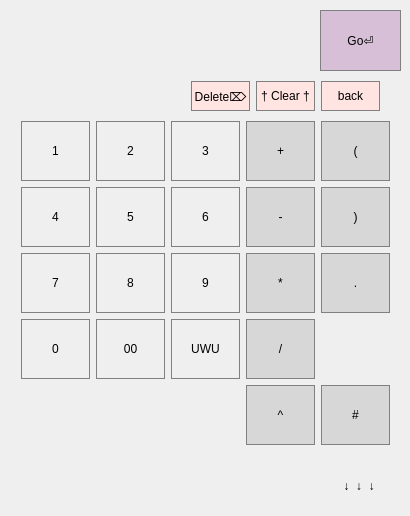
Above: SummerWar/clalc.ui from sanakubi/StudentCpp before the change. Below: the same form after it.
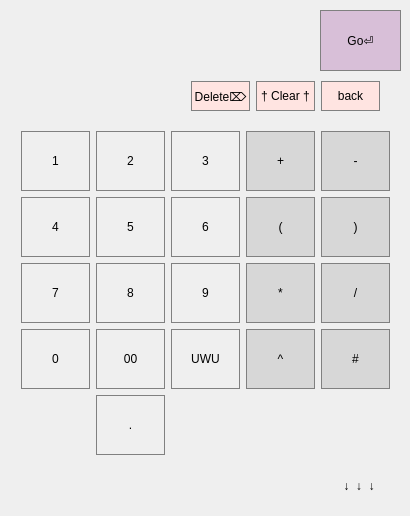
That is the form after the change. Icons and pictures are not drawn.

Commit message: НЕ ГОТОВО ЕЩЕ!!!

What changed in the file:
```diff
--- a/SummerWar/clalc.ui
+++ b/SummerWar/clalc.ui
@@ -39,7 +39,7 @@
     <property name="geometry">
      <rect>
       <x>10</x>
-      <y>110</y>
+      <y>120</y>
       <width>391</width>
       <height>371</height>
      </rect>
@@ -139,29 +139,6 @@
        </property>
       </widget>
      </item>
-     <item row="3" column="3">
-      <widget class="QPushButton" name="butt_division">
-       <property name="minimumSize">
-        <size>
-         <width>40</width>
-         <height>60</height>
-        </size>
-       </property>
-       <property name="styleSheet">
-        <string notr="true">QPushButton {
-  background-color: rgb(215, 215, 215);
-  border: 1px solid gray;
-}
-QPushButton:pressed {
-    background-color: qlineargradient(x1: 0, y1: 0, x2: 0, y2: 1,
-                                      stop: 0 #FFF0F5, stop: 1 #D7D7D7);
-}</string>
-       </property>
-       <property name="text">
-        <string>/</string>
-       </property>
-      </widget>
-     </item>
      <item row="1" column="1">
       <widget class="QPushButton" name="numbutt_5">
        <property name="minimumSize">
@@ -184,29 +161,6 @@
        </property>
       </widget>
      </item>
-     <item row="4" column="3">
-      <widget class="QPushButton" name="step">
-       <property name="minimumSize">
-        <size>
-         <width>40</width>
-         <height>60</height>
-        </size>
-       </property>
-       <property name="styleSheet">
-        <string notr="true">QPushButton {
-  background-color: rgb(215, 215, 215);
-  border: 1px solid gray;
-}
-QPushButton:pressed {
-    background-color: qlineargradient(x1: 0, y1: 0, x2: 0, y2: 1,
-                                      stop: 0 #FFF0F5, stop: 1 #D7D7D7);
-}</string>
-       </property>
-       <property name="text">
-        <string>^</string>
-       </property>
-      </widget>
-     </item>
      <item row="1" column="2">
       <widget class="QPushButton" name="numbutt_6">
        <property name="minimumSize">
@@ -319,29 +273,6 @@
        </property>
       </widget>
      </item>
-     <item row="1" column="3">
-      <widget class="QPushButton" name="butt_minus">
-       <property name="minimumSize">
-        <size>
-         <width>40</width>
-         <height>60</height>
-        </size>
-       </property>
-       <property name="styleSheet">
-        <string notr="true">QPushButton {
-  background-color: rgb(215, 215, 215);
-  border: 1px solid gray;
-}
-QPushButton:pressed {
-    background-color: qlineargradient(x1: 0, y1: 0, x2: 0, y2: 1,
-                                      stop: 0 #FFF0F5, stop: 1 #D7D7D7);
-}</string>
-       </property>
-       <property name="text">
-        <string>-</string>
-       </property>
-      </widget>
-     </item>
      <item row="0" column="2">
       <widget class="QPushButton" name="numbutt_3">
        <property name="minimumSize">
@@ -395,7 +326,7 @@
      <item row="0" column="4">
       <layout class="QVBoxLayout" name="verticalLayout_2">
        <item>
-        <widget class="QPushButton" name="OpenSk">
+        <widget class="QPushButton" name="butt_minus">
          <property name="minimumSize">
           <size>
            <width>40</width>
@@ -413,7 +344,7 @@
 }</string>
          </property>
          <property name="text">
-          <string>(</string>
+          <string>-</string>
          </property>
         </widget>
        </item>
@@ -466,29 +397,6 @@
        </property>
       </widget>
      </item>
-     <item row="4" column="4">
-      <widget class="QPushButton" name="kor">
-       <property name="minimumSize">
-        <size>
-         <width>40</width>
-         <height>60</height>
-        </size>
-       </property>
-       <property name="styleSheet">
-        <string notr="true">QPushButton {
-  background-color: rgb(215, 215, 215);
-  border: 1px solid gray;
-}
-QPushButton:pressed {
-    background-color: qlineargradient(x1: 0, y1: 0, x2: 0, y2: 1,
-                                      stop: 0 #FFF0F5, stop: 1 #D7D7D7);
-}</string>
-       </property>
-       <property name="text">
-        <string>#</string>
-       </property>
-      </widget>
-     </item>
      <item row="1" column="4">
       <widget class="QPushButton" name="CloseSk">
        <property name="minimumSize">
@@ -513,6 +421,98 @@
       </widget>
      </item>
      <item row="2" column="4">
+      <widget class="QPushButton" name="butt_division">
+       <property name="minimumSize">
+        <size>
+         <width>40</width>
+         <height>60</height>
+        </size>
+       </property>
+       <property name="styleSheet">
+        <string notr="true">QPushButton {
+  background-color: rgb(215, 215, 215);
+  border: 1px solid gray;
+}
+QPushButton:pressed {
+    background-color: qlineargradient(x1: 0, y1: 0, x2: 0, y2: 1,
+                                      stop: 0 #FFF0F5, stop: 1 #D7D7D7);
+}</string>
+       </property>
+       <property name="text">
+        <string>/</string>
+       </property>
+      </widget>
+     </item>
+     <item row="3" column="3">
+      <widget class="QPushButton" name="step">
+       <property name="minimumSize">
+        <size>
+         <width>40</width>
+         <height>60</height>
+        </size>
+       </property>
+       <property name="styleSheet">
+        <string notr="true">QPushButton {
+  background-color: rgb(215, 215, 215);
+  border: 1px solid gray;
+}
+QPushButton:pressed {
+    background-color: qlineargradient(x1: 0, y1: 0, x2: 0, y2: 1,
+                                      stop: 0 #FFF0F5, stop: 1 #D7D7D7);
+}</string>
+       </property>
+       <property name="text">
+        <string>^</string>
+       </property>
+      </widget>
+     </item>
+     <item row="3" column="4">
+      <widget class="QPushButton" name="kor">
+       <property name="minimumSize">
+        <size>
+         <width>40</width>
+         <height>60</height>
+        </size>
+       </property>
+       <property name="styleSheet">
+        <string notr="true">QPushButton {
+  background-color: rgb(215, 215, 215);
+  border: 1px solid gray;
+}
+QPushButton:pressed {
+    background-color: qlineargradient(x1: 0, y1: 0, x2: 0, y2: 1,
+                                      stop: 0 #FFF0F5, stop: 1 #D7D7D7);
+}</string>
+       </property>
+       <property name="text">
+        <string>#</string>
+       </property>
+      </widget>
+     </item>
+     <item row="1" column="3">
+      <widget class="QPushButton" name="OpenSk">
+       <property name="minimumSize">
+        <size>
+         <width>40</width>
+         <height>60</height>
+        </size>
+       </property>
+       <property name="styleSheet">
+        <string notr="true">QPushButton {
+  background-color: rgb(215, 215, 215);
+  border: 1px solid gray;
+}
+QPushButton:pressed {
+    background-color: qlineargradient(x1: 0, y1: 0, x2: 0, y2: 1,
+                                      stop: 0 #FFF0F5, stop: 1 #D7D7D7);
+}</string>
+       </property>
+       <property name="text">
+        <string>(</string>
+       </property>
+      </widget>
+     </item>
+     <item row="4" column="1">
       <widget class="QPushButton" name="numbutt_000">
        <property name="minimumSize">
         <size>
@@ -522,8 +522,7 @@
        </property>
        <property name="styleSheet">
         <string notr="true">QPushButton {
-  background-color: rgb(215, 215, 215);
-  border: 1px solid gray;
+   border: 1px solid gray;
 }
 QPushButton:pressed {
     background-color: qlineargradient(x1: 0, y1: 0, x2: 0, y2: 1,
```
Left out of the diff: 2 changed lines with no effect on the pictures. The commit also changes 1 other file.
